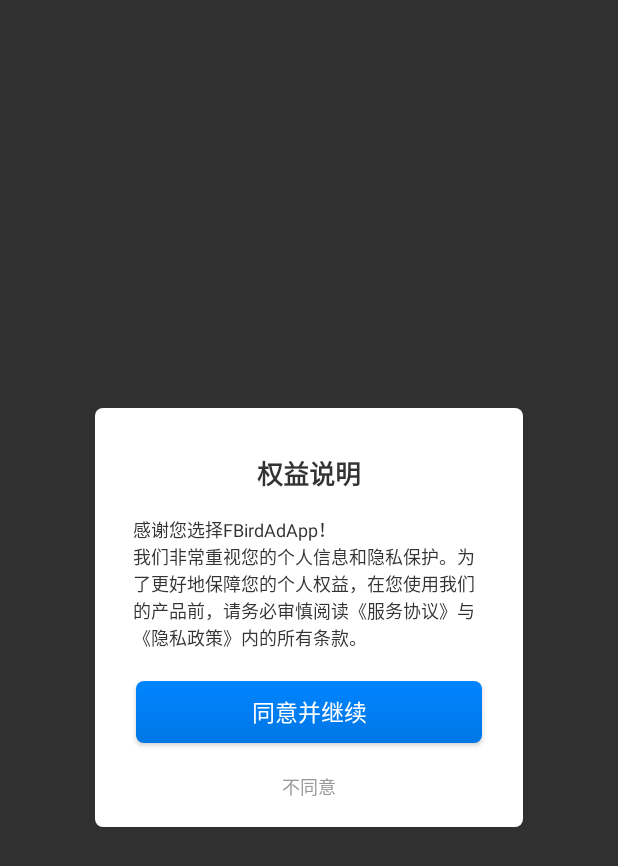
After one commit to mjdy/SynAdApp, an Android app: the layout dialog_permission_statement.xml on its own in the app's theme, with its tools: preview values and no code run, on a phone screen of 412 x 824 dp. The commit adds this screen. Shown: the top 866 px of the screen. Run offline under Robolectric (Android 15) with nearby library versions, the phone set to English and light mode, and no system bars.

Commit message:
update 1.1.0

```diff
--- /dev/null
+++ b/app/src/main/res/drawable/shape_0084ff_5.xml
@@ -0,0 +1,9 @@
+<?xml version="1.0" encoding="utf-8"?>
+<shape xmlns:android="http://schemas.android.com/apk/res/android"
+    android:shape="rectangle">
+    <gradient
+        android:angle="270"
+        android:endColor="@color/color_0077e5"
+        android:startColor="@color/color_0084ff" />
+    <corners android:radius="5dp" />
+</shape>
--- /dev/null
+++ b/app/src/main/res/drawable/shape_white_5_bg.xml
@@ -0,0 +1,7 @@
+<?xml version="1.0" encoding="utf-8"?>
+<shape xmlns:android="http://schemas.android.com/apk/res/android"
+    android:shape="rectangle">
+    <solid android:color="@color/white" />
+    <corners
+        android:radius="5dp"/>
+</shape>
--- /dev/null
+++ b/app/src/main/res/layout/dialog_permission_statement.xml
@@ -0,0 +1,92 @@
+<?xml version="1.0" encoding="utf-8"?>
+<LinearLayout xmlns:android="http://schemas.android.com/apk/res/android"
+    android:layout_width="match_parent"
+    android:layout_height="match_parent"
+    android:gravity="center"
+    android:orientation="vertical">
+
+    <LinearLayout
+        android:layout_width="285dp"
+        android:layout_height="wrap_content"
+        android:layout_gravity="center"
+        android:background="@drawable/shape_white_5_bg"
+        android:orientation="vertical">
+
+        <TextView
+            android:layout_width="wrap_content"
+            android:layout_height="wrap_content"
+            android:layout_gravity="center"
+            android:layout_marginTop="30dp"
+            android:layout_marginBottom="15dp"
+            android:text="权益说明"
+            android:textColor="@color/color_333333"
+            android:textSize="17sp"
+            android:textStyle="bold" />
+
+        <LinearLayout
+            android:layout_width="wrap_content"
+            android:layout_height="wrap_content"
+            android:layout_marginLeft="25dp"
+            android:layout_marginRight="25dp"
+            android:orientation="horizontal">
+
+            <TextView
+                android:layout_width="wrap_content"
+                android:layout_height="wrap_content"
+                android:text="感谢您选择"
+                android:textColor="@color/color_333333"
+                android:textSize="12dp" />
+
+            <TextView
+                android:layout_width="wrap_content"
+                android:layout_height="wrap_content"
+                android:text="@string/app_name"
+                android:textColor="@color/color_333333"
+                android:textSize="12dp" />
+
+            <TextView
+                android:layout_width="wrap_content"
+                android:layout_height="wrap_content"
+                android:text="！"
+                android:textColor="@color/color_333333"
+                android:textSize="12dp" />
+        </LinearLayout>
+
+
+        <TextView
+            android:id="@+id/tv_desc"
+            android:layout_width="wrap_content"
+            android:layout_height="wrap_content"
+            android:layout_marginLeft="25dp"
+            android:layout_marginRight="25dp"
+            android:layout_marginBottom="20dp"
+            android:text="我们非常重视您的个人信息和隐私保护。为了更好地保障您的个人权益，在您使用我们的产品前，请务必审慎阅读《服务协议》与《隐私政策》内的所有条款。"
+            android:textColor="@color/color_333333"
+            android:textSize="12dp" />
+
+
+        <Button
+            android:id="@+id/btn_use"
+            android:layout_width="match_parent"
+            android:layout_height="41dp"
+            android:layout_marginStart="27dp"
+            android:layout_marginEnd="27dp"
+            android:layout_marginBottom="10dp"
+            android:background="@drawable/shape_0084ff_5"
+            android:text="同意并继续"
+            android:textColor="@color/white"
+            android:textSize="15sp" />
+
+        <TextView
+            android:id="@+id/iv_close"
+            android:layout_width="match_parent"
+            android:layout_height="wrap_content"
+            android:gravity="center"
+            android:paddingTop="10dp"
+            android:paddingBottom="18dp"
+            android:text="不同意"
+            android:textColor="@color/color_999999"
+            android:textSize="12dp" />
+    </LinearLayout>
+
+</LinearLayout>
--- a/app/src/main/res/values/colors.xml
+++ b/app/src/main/res/values/colors.xml
@@ -2,4 +2,9 @@
 <resources>
     <color name="black">#FF000000</color>
     <color name="white">#FFFFFFFF</color>
+    <color name="color_333333">#333333</color>
+    <color name="color_999999">#999999</color>
+    <color name="color_0084ff">#0084FF</color>
+    <color name="color_0077e5">#0077E5</color>
+    <color name="color_017ef2">#017EF2</color>
 </resources>
--- a/app/src/main/res/values/strings.xml
+++ b/app/src/main/res/values/strings.xml
@@ -1,3 +1,3 @@
 <resources>
-    <string name="app_name">SynAdApp</string>
+    <string name="app_name">FBirdAdApp</string>
 </resources>
```
Also changed, not shown: app/src/main/java/com/syn/ad/synadapp/MainActivity.java (+18 -0 lines), app/src/main/java/com/syn/ad/synadapp/MainApplication.java (+32 -0 lines), app/src/main/java/com/syn/ad/synadapp/PermissionStatementDialog.java (added, +91 -0 lines), app/src/main/java/com/syn/ad/synadapp/SPUtils.java (added, +406 -0 lines), app/src/main/res/values/themes.xml (+15 -0 lines).
